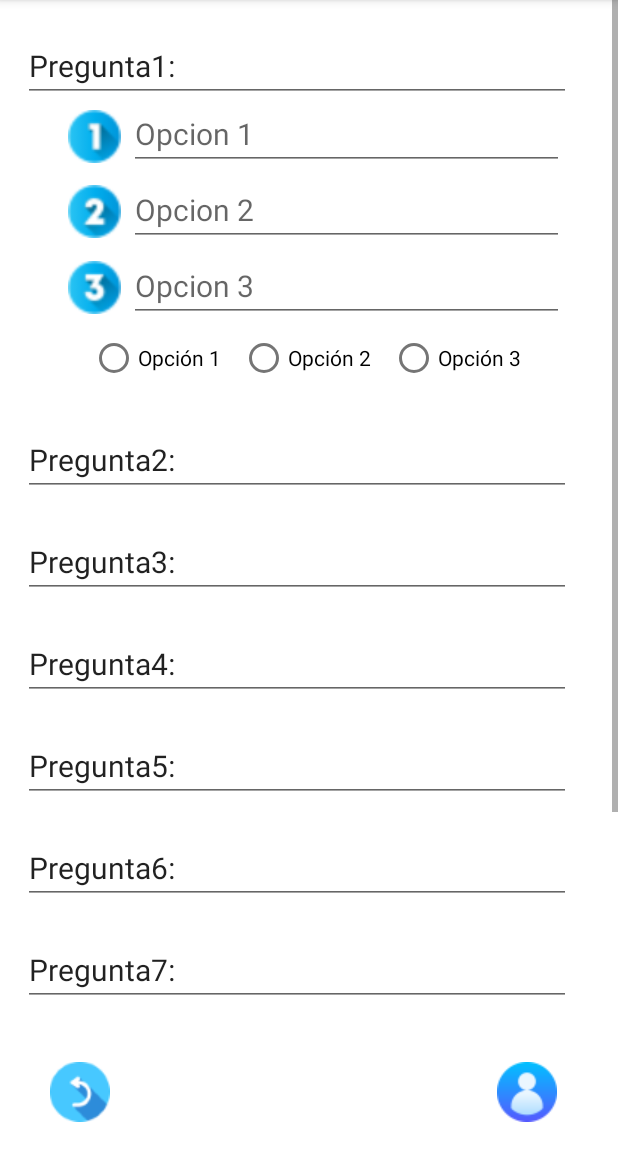
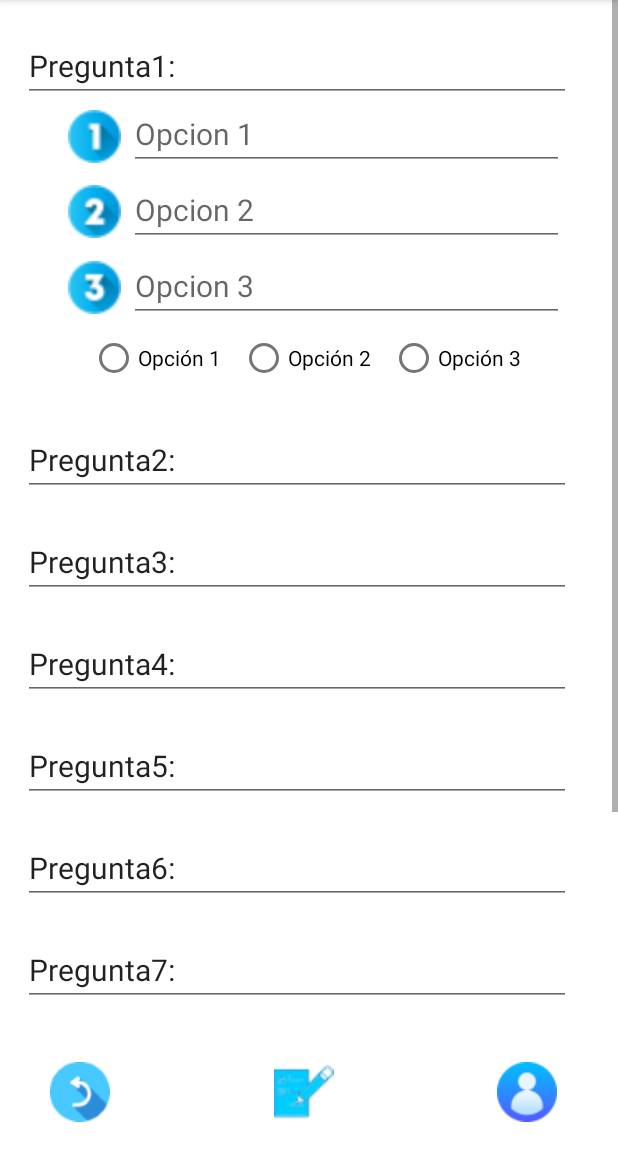
Before and after one commit to sergiorg03/TFG_GestionCursos, an Android app: the EditorCursos screen opened directly, with no data from a screen before it, on a phone screen of 412 x 824 dp, the part 84-1236 px from its top. Run offline under Robolectric (Android 15) with nearby library versions, the phone set to English and light mode, and no system bars; our stand-ins replace Volley; network calls fail; 3 statements that could not run were skipped.

Commit message:
Added the create_modif_test button and some methods

```diff
--- a/app/GestorDeCursos/app/src/main/java/com/example/gestordecursos/EditorCursos.java
+++ b/app/GestorDeCursos/app/src/main/java/com/example/gestordecursos/EditorCursos.java
@@ -37,6 +37,7 @@ public class EditorCursos extends AppCompatActivity {
     String id_curso;
     String clase;
     Class claseAnterior;
+    boolean existe;
 
     // Variables XML
     EditText et_p1;
@@ -326,7 +327,8 @@ public class EditorCursos extends AppCompatActivity {
 
             @Override
             public void onConsultaError(VolleyError e) {
-                fv.mostrarMensaje(EditorCursos.this, "No se pudieron recopilar datos. ");
+                //fv.mostrarMensaje(EditorCursos.this, "No se pudieron recopilar datos. ");
+                existe = false;
             }
         });
     }
@@ -422,4 +424,28 @@ public class EditorCursos extends AppCompatActivity {
         System.out.println(respuesta);
         return respuesta;
     }
+
+    /**
+     * Metodo para añadir o modificar los tests
+     * @param v
+     */
+    public void add_modif_test(View v){
+        if (!this.existe) {
+            crearTest();
+        }else modificarTest();
+    }
+
+    /**
+     * Metodo para crear los test
+     */
+    public void crearTest(){
+
+    }
+
+    /**
+     * Metodo para modificar el test de un curso
+     */
+    public void modificarTest(){
+
+    }
 }
--- a/app/GestorDeCursos/app/src/main/res/layout/activity_editor_cursos.xml
+++ b/app/GestorDeCursos/app/src/main/res/layout/activity_editor_cursos.xml
@@ -287,6 +287,19 @@
         app:srcCompat="@drawable/flecha_hacia_atras" />
 
     <ImageView
+        android:id="@+id/crear_modif_test"
+        android:layout_width="wrap_content"
+        android:layout_height="wrap_content"
+        android:layout_marginStart="109dp"
+        android:layout_marginEnd="109dp"
+        android:layout_marginBottom="20dp"
+        android:onClick="add_modif_test"
+        app:layout_constraintBottom_toBottomOf="parent"
+        app:layout_constraintEnd_toStartOf="@+id/perfil1"
+        app:layout_constraintStart_toEndOf="@+id/atra"
+        app:srcCompat="@drawable/crear_modif_test" />
+
+    <ImageView
         android:id="@+id/perfil1"
         android:layout_width="wrap_content"
         android:layout_height="wrap_content"
```
Also changed, not shown: app/GestorDeCursos/app/src/main/res/drawable/crear_modif_test.png (added).
